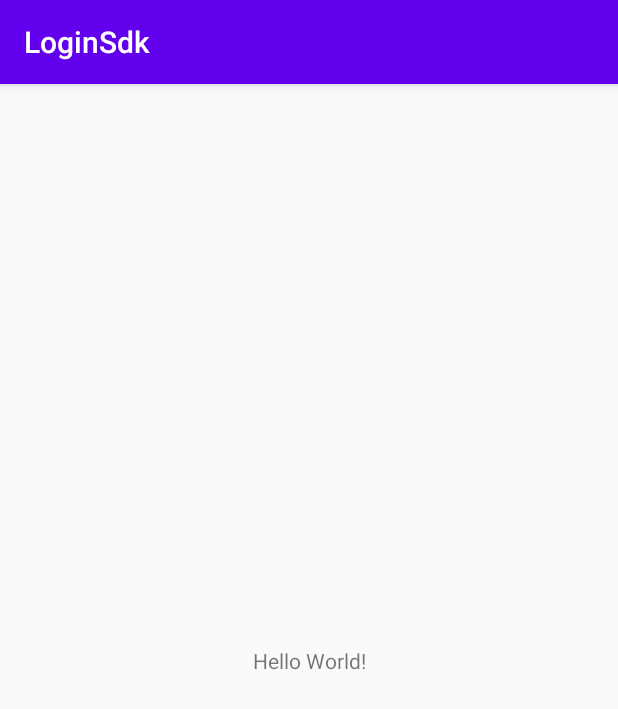
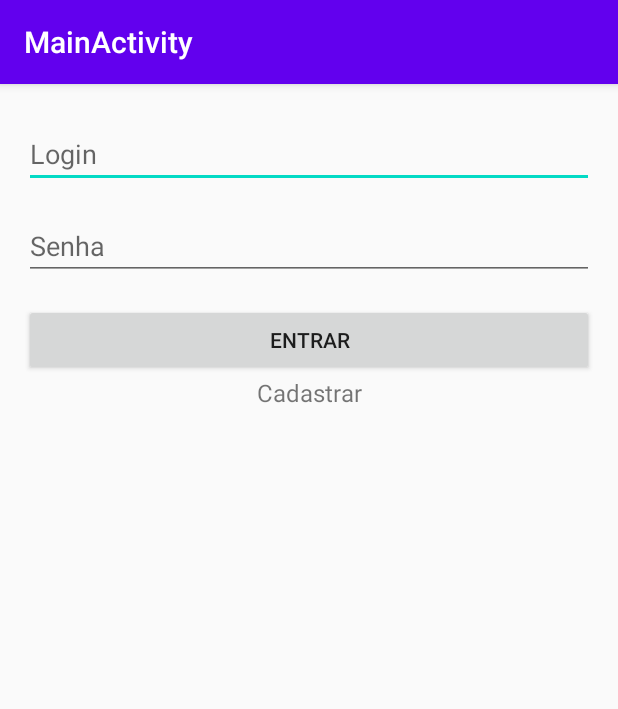
Before and after one commit to antoniohbmonteiro/LoginSdk, an Android app: the screen it shows after launch (MainActivity), on a phone screen of 412 x 824 dp. Shown: the top 709 px of the screen. Run offline under Robolectric (Android 15) with nearby library versions, the phone set to English and light mode, and no system bars.

Commit message:
Basic Navigation

```diff
--- a/app/src/main/AndroidManifest.xml
+++ b/app/src/main/AndroidManifest.xml
@@ -9,7 +9,9 @@
         android:roundIcon="@mipmap/ic_launcher_round"
         android:supportsRtl="true"
         android:theme="@style/AppTheme">
-        <activity android:name=".MainActivity">
+        <activity
+            android:name=".MainActivity"
+            android:label="@string/title_activity_main">
             <intent-filter>
                 <action android:name="android.intent.action.MAIN" />
 
--- /dev/null
+++ b/app/src/main/java/com/antoniomonteiro/loginsdk/LoginFragment.kt
@@ -0,0 +1,29 @@
+package com.antoniomonteiro.loginsdk
+
+import android.os.Bundle
+import androidx.fragment.app.Fragment
+import android.view.LayoutInflater
+import android.view.View
+import android.view.ViewGroup
+import androidx.navigation.findNavController
+import kotlinx.android.synthetic.main.fragment_login.*
+
+class LoginFragment : Fragment() {
+
+    override fun onCreateView(
+        inflater: LayoutInflater, container: ViewGroup?,
+        savedInstanceState: Bundle?
+    ): View? {
+        // Inflate the layout for this fragment
+        return inflater.inflate(R.layout.fragment_login, container, false)
+    }
+
+    override fun onViewCreated(view: View, savedInstanceState: Bundle?) {
+        super.onViewCreated(view, savedInstanceState)
+
+        signupBtn.setOnClickListener {
+            it.findNavController().navigate(R.id.action_loginFragment_to_signupFragment)
+        }
+    }
+
+}
--- a/app/src/main/java/com/antoniomonteiro/loginsdk/MainActivity.kt
+++ b/app/src/main/java/com/antoniomonteiro/loginsdk/MainActivity.kt
@@ -1,9 +1,10 @@
 package com.antoniomonteiro.loginsdk
 
+import android.os.Bundle
 import androidx.appcompat.app.AppCompatActivity
-import android.os.Bundle
 
 class MainActivity : AppCompatActivity() {
+
     override fun onCreate(savedInstanceState: Bundle?) {
         super.onCreate(savedInstanceState)
         setContentView(R.layout.activity_main)
--- a/app/src/main/res/layout/activity_main.xml
+++ b/app/src/main/res/layout/activity_main.xml
@@ -1,18 +1,20 @@
 <?xml version="1.0" encoding="utf-8"?>
 <androidx.constraintlayout.widget.ConstraintLayout xmlns:android="http://schemas.android.com/apk/res/android"
     xmlns:app="http://schemas.android.com/apk/res-auto"
-    xmlns:tools="http://schemas.android.com/tools"
+    android:id="@+id/container"
     android:layout_width="match_parent"
-    android:layout_height="match_parent"
-    tools:context=".MainActivity">
+    android:layout_height="match_parent">
 
-    <TextView
-        android:layout_width="wrap_content"
-        android:layout_height="wrap_content"
-        android:text="Hello World!"
+    <fragment
+        android:id="@+id/nav_host_fragment"
+        android:name="androidx.navigation.fragment.NavHostFragment"
+        android:layout_width="match_parent"
+        android:layout_height="match_parent"
+        app:defaultNavHost="true"
+        app:layout_constraintEnd_toEndOf="parent"
+        app:layout_constraintStart_toStartOf="parent"
         app:layout_constraintBottom_toBottomOf="parent"
-        app:layout_constraintLeft_toLeftOf="parent"
-        app:layout_constraintRight_toRightOf="parent"
-        app:layout_constraintTop_toTopOf="parent" />
+        app:layout_constraintTop_toTopOf="parent"
+        app:navGraph="@navigation/login_navigation" />
 
 </androidx.constraintlayout.widget.ConstraintLayout>
--- /dev/null
+++ b/app/src/main/res/layout/fragment_login.xml
@@ -0,0 +1,56 @@
+<?xml version="1.0" encoding="utf-8"?>
+<androidx.constraintlayout.widget.ConstraintLayout xmlns:android="http://schemas.android.com/apk/res/android"
+    xmlns:app="http://schemas.android.com/apk/res-auto"
+    xmlns:tools="http://schemas.android.com/tools"
+    android:layout_width="match_parent"
+    android:layout_height="match_parent"
+    tools:context=".LoginFragment">
+
+    <EditText
+        android:id="@+id/usernameEdt"
+        android:layout_width="0dp"
+        android:layout_height="wrap_content"
+        android:layout_marginStart="16dp"
+        android:layout_marginTop="24dp"
+        android:layout_marginEnd="16dp"
+        android:hint="Login"
+        app:layout_constraintEnd_toEndOf="parent"
+        app:layout_constraintStart_toStartOf="parent"
+        app:layout_constraintTop_toTopOf="parent" />
+
+    <EditText
+        android:id="@+id/passwordEdt"
+        android:layout_width="0dp"
+        android:layout_height="wrap_content"
+        android:layout_marginStart="16dp"
+        android:layout_marginTop="16dp"
+        android:layout_marginEnd="16dp"
+        android:hint="Senha"
+        app:layout_constraintEnd_toEndOf="parent"
+        app:layout_constraintStart_toStartOf="parent"
+        app:layout_constraintTop_toBottomOf="@id/usernameEdt" />
+
+    <Button
+        android:id="@+id/loginBtn"
+        android:layout_width="0dp"
+        android:layout_height="wrap_content"
+        android:layout_marginStart="16dp"
+        android:layout_marginTop="16dp"
+        android:layout_marginEnd="16dp"
+        android:text="Entrar"
+        app:layout_constraintEnd_toEndOf="parent"
+        app:layout_constraintStart_toStartOf="parent"
+        app:layout_constraintTop_toBottomOf="@id/passwordEdt" />
+
+    <TextView
+        android:id="@+id/signupBtn"
+        android:text="Cadastrar"
+        android:textSize="16sp"
+        android:layout_width="0dp"
+        android:textAlignment="center"
+        android:layout_height="wrap_content"
+        app:layout_constraintEnd_toEndOf="@+id/loginBtn"
+        app:layout_constraintStart_toStartOf="@+id/loginBtn"
+        app:layout_constraintTop_toBottomOf="@+id/loginBtn" />
+
+</androidx.constraintlayout.widget.ConstraintLayout>
--- /dev/null
+++ b/app/src/main/res/navigation/login_navigation.xml
@@ -0,0 +1,22 @@
+<?xml version="1.0" encoding="utf-8"?>
+<navigation xmlns:android="http://schemas.android.com/apk/res/android"
+    xmlns:app="http://schemas.android.com/apk/res-auto"
+    xmlns:tools="http://schemas.android.com/tools"
+    android:id="@+id/login_navigation"
+    app:startDestination="@id/loginFragment">
+
+    <fragment
+        android:id="@+id/loginFragment"
+        android:name="com.antoniomonteiro.loginsdk.LoginFragment"
+        android:label="fragment_login"
+        tools:layout="@layout/fragment_login" >
+        <action
+            android:id="@+id/action_loginFragment_to_signupFragment"
+            app:destination="@id/signupFragment" />
+    </fragment>
+    <fragment
+        android:id="@+id/signupFragment"
+        android:name="com.antoniomonteiro.loginsdk.SignupFragment"
+        android:label="fragment_signup"
+        tools:layout="@layout/fragment_signup" />
+</navigation>
--- /dev/null
+++ b/app/src/main/res/values/dimens.xml
@@ -0,0 +1,5 @@
+<resources>
+    <!-- Default screen margins, per the Android Design guidelines. -->
+    <dimen name="activity_horizontal_margin">16dp</dimen>
+    <dimen name="activity_vertical_margin">16dp</dimen>
+</resources>
--- a/app/src/main/res/values/strings.xml
+++ b/app/src/main/res/values/strings.xml
@@ -1,3 +1,9 @@
 <resources>
     <string name="app_name">LoginSdk</string>
+    <string name="title_activity_main">MainActivity</string>
+    <string name="title_home">Home</string>
+    <string name="title_dashboard">Dashboard</string>
+    <string name="title_notifications">Notifications</string>
+    <!-- TODO: Remove or change this placeholder text -->
+    <string name="hello_blank_fragment">Hello blank fragment</string>
 </resources>
```
Also changed, not shown: app/build.gradle (+12 -1 lines), app/src/main/java/com/antoniomonteiro/loginsdk/SignupFragment.kt (added, +19 -0 lines), app/src/main/res/drawable/ic_dashboard_black_24dp.xml (added, +9 -0 lines), app/src/main/res/drawable/ic_home_black_24dp.xml (added, +9 -0 lines), app/src/main/res/drawable/ic_notifications_black_24dp.xml (added, +9 -0 lines), app/src/main/res/layout/fragment_signup.xml (added, +14 -0 lines), app/src/main/res/menu/bottom_nav_menu.xml (added, +19 -0 lines).
